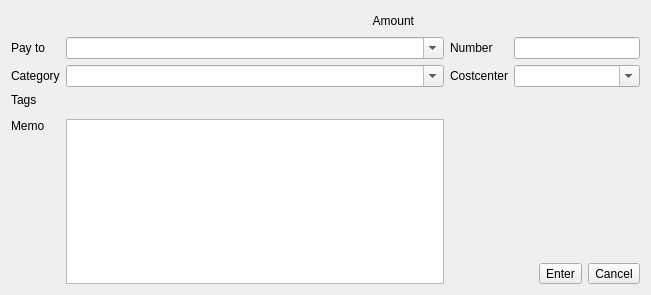
Before: the Qt Designer form kmymoney/views/newspliteditor.ui in KDE/kmymoney, drawn with Qt 5.
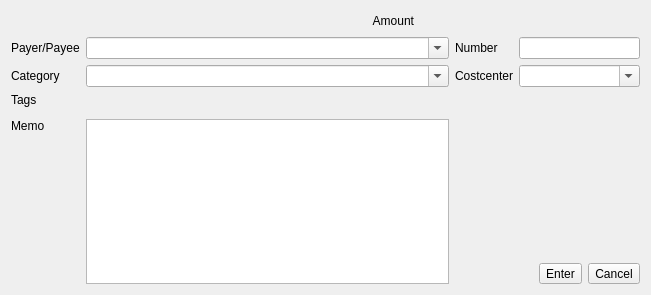
After: the same form once the commit is applied. Custom widgets are drawn as their Qt base class.

Commit message: Update label to be more generic

Diff of the .ui file:
```diff
--- a/kmymoney/views/newspliteditor.ui
+++ b/kmymoney/views/newspliteditor.ui
@@ -134,7 +134,7 @@
    <item row="1" column="0">
     <widget class="QLabel" name="payToLabel">
      <property name="text">
-      <string>Pay to</string>
+      <string>Payer/Payee</string>
      </property>
     </widget>
    </item>
```
The commit also changes 2 other files.
